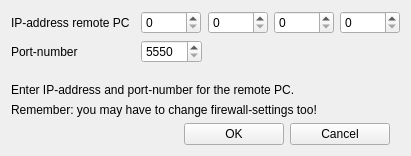
aavendan/facetracknoir, file FTNoIR_Protocol_FTN/FTNoIR_FTNControls.ui: the form before one commit.
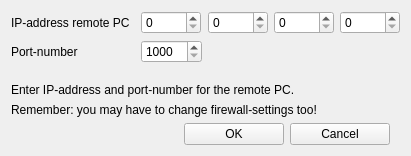
The form after the commit. Icons and pictures are not drawn.

Diff of the .ui file:
```diff
--- a/FTNoIR_Protocol_FTN/FTNoIR_FTNControls.ui
+++ b/FTNoIR_Protocol_FTN/FTNoIR_FTNControls.ui
@@ -107,7 +107,7 @@
      <item row="2" column="1">
       <widget class="QSpinBox" name="spinPortNumber">
        <property name="minimum">
-        <number>5550</number>
+        <number>1000</number>
        </property>
        <property name="maximum">
         <number>10000</number>
```
